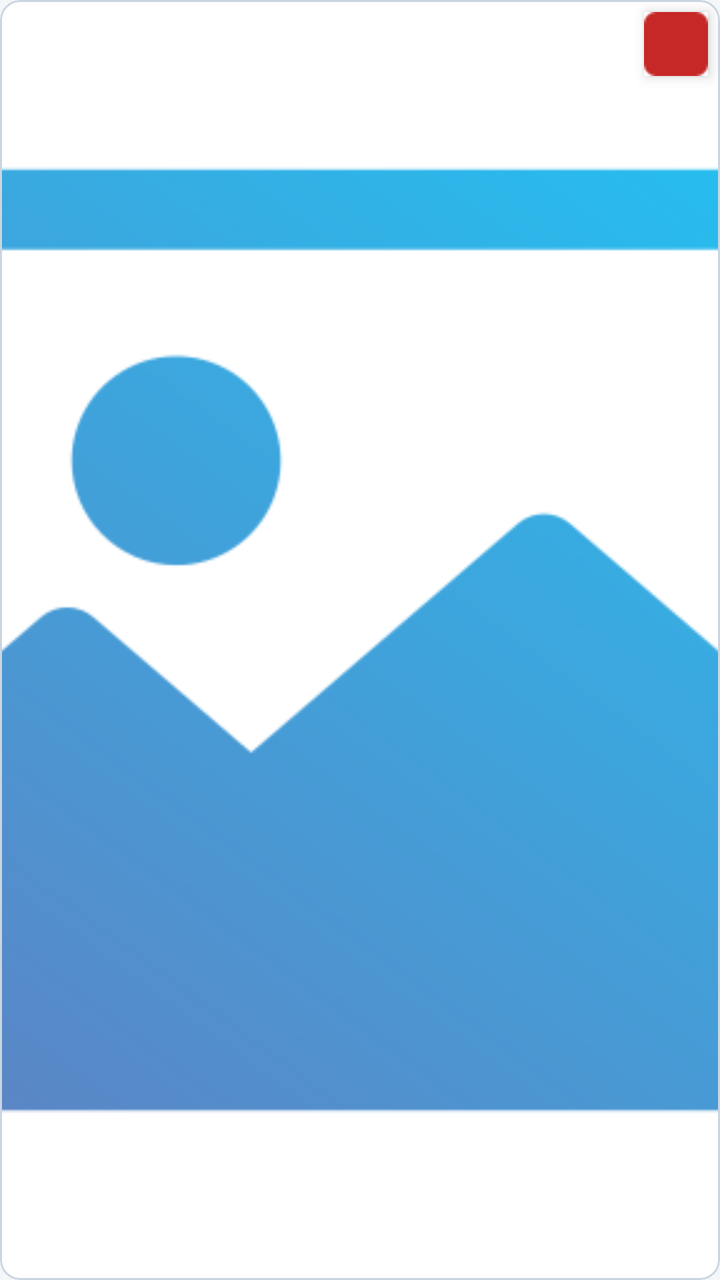
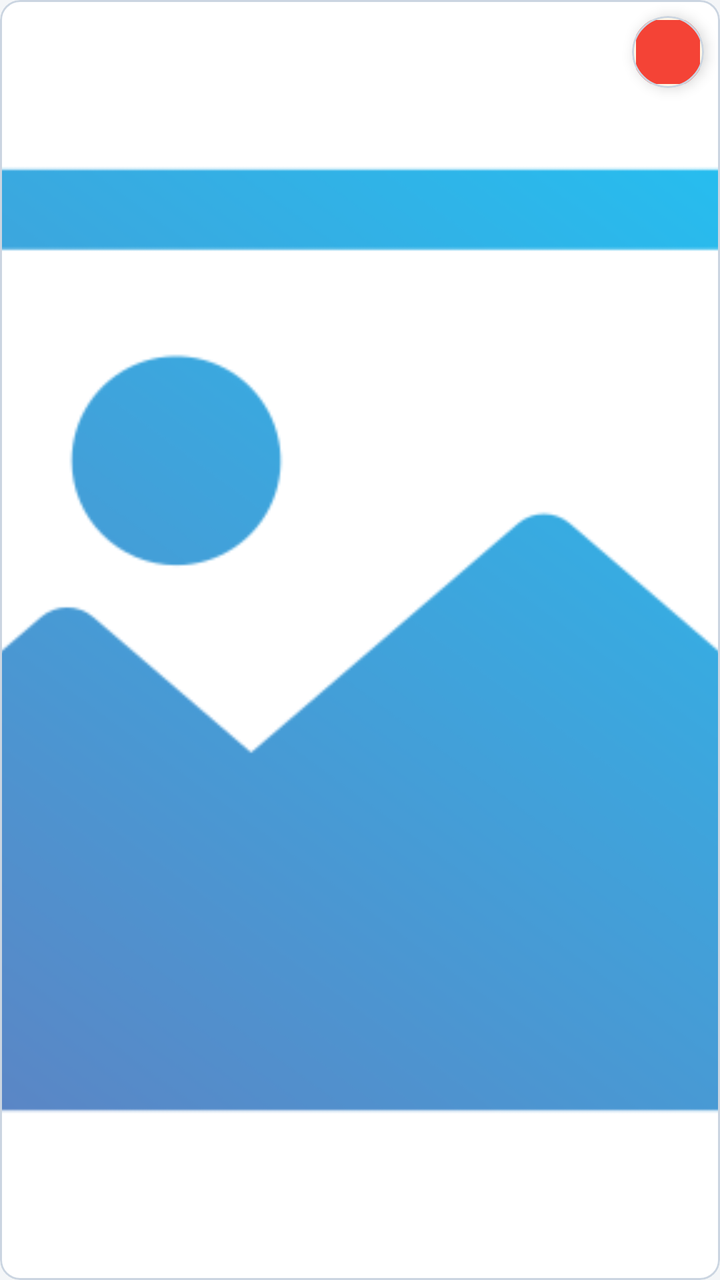

Screens rendered from an Android XML layout before and after an edit, with the pre-edit source and the edit as a unified diff.
<!-- AndroidManifest.xml: application theme Base.Theme.MercadeoComitan -->
<!-- res/layout/item_imagenes_seleccionadas.xml -->
<?xml version="1.0" encoding="utf-8"?>
<com.google.android.material.card.MaterialCardView xmlns:android="http://schemas.android.com/apk/res/android"
    xmlns:app="http://schemas.android.com/apk/res-auto"
    android:layout_width="match_parent"
    android:layout_height="88dp"
    android:layout_margin="3dp"
    app:cardCornerRadius="10dp"
    app:cardElevation="0dp"
    app:strokeColor="@color/md_theme_outlineVariant"
    app:strokeWidth="1dp">

    <FrameLayout
        android:layout_width="match_parent"
        android:layout_height="match_parent">

        <ImageView
            android:id="@+id/item_imagen"
            android:layout_width="match_parent"
            android:layout_height="match_parent"
            android:contentDescription="Foto seleccionada"
            android:scaleType="centerCrop"
            android:src="@drawable/item_imagen" />

        <ImageButton
            android:id="@+id/cerrar_item"
            android:layout_width="32dp"
            android:layout_height="32dp"
            android:layout_gravity="top|end"
            android:layout_margin="6dp"
            android:background="@android:color/white"
            android:contentDescription="Eliminar foto"
            android:padding="6dp"
            android:src="@drawable/cerrar"
            android:elevation="4dp"
            app:tint="@color/error_color" />
    </FrameLayout>
</com.google.android.material.card.MaterialCardView>
<!-- resources referenced by this layout -->
<resources>
  <color name="error_color">#C62828</color>
  <color name="md_theme_outlineVariant">#CBD5E1</color>
  <!-- drawable cerrar: png bitmap (drawable, 637 bytes) -->
  <!-- drawable item_imagen: png bitmap (drawable, 33758 bytes) -->
  <style name="Base.Theme.MercadeoComitan" parent="Theme.Material3.Light.NoActionBar">
          <item name="colorPrimary">@color/mi_color</item>
          <item name="colorOnPrimary">@color/brand_navy</item>
          <item name="colorPrimaryContainer">@color/brand_yellow_container</item>
          <item name="colorOnPrimaryContainer">@color/brand_navy</item>
          <item name="colorSecondary">@color/brand_teal</item>
          <item name="colorOnSecondary">@color/white</item>
          <item name="colorSecondaryContainer">@color/md_theme_primaryContainer</item>
          <item name="colorOnSecondaryContainer">@color/md_theme_onPrimaryContainer</item>
          <item name="colorTertiary">@color/brand_blue</item>
          <item name="colorOnTertiary">@color/white</item>
          <item name="colorSurface">@color/md_theme_surface</item>
          <item name="colorOnSurface">@color/md_theme_onSurface</item>
          <item name="colorSurfaceVariant">@color/md_theme_surfaceVariant</item>
          <item name="colorOnSurfaceVariant">@color/md_theme_onSurfaceVariant</item>
          <item name="colorOutline">@color/md_theme_outline</item>
          <item name="colorOutlineVariant">@color/md_theme_outlineVariant</item>
          <item name="android:colorBackground">@color/md_theme_background</item>
          <item name="android:navigationBarColor">@color/md_theme_surface</item>
          <item name="android:statusBarColor">@color/mi_color</item>
          <item name="android:windowLightStatusBar">true</item>
          <item name="android:fontFamily">sans-serif</item>
      </style>
  <color name="mi_color">#F5B400</color>
  <color name="brand_navy">#17324D</color>
  <color name="brand_yellow_container">#FFF1C2</color>
  <color name="brand_teal">#087E8B</color>
  <color name="white">#FFFFFF</color>
  <color name="md_theme_primaryContainer">#C8EEF0</color>
  <color name="md_theme_onPrimaryContainer">#00363A</color>
  <color name="brand_blue">#2563EB</color>
  <color name="md_theme_surface">#FFFFFF</color>
  <color name="md_theme_onSurface">@color/negro_oscuro</color>
  <color name="md_theme_surfaceVariant">#E8EDF2</color>
  <color name="md_theme_onSurfaceVariant">@color/gris_oscuro</color>
  <color name="md_theme_outline">#718096</color>
  <color name="md_theme_background">@color/fondo_app</color>
  <color name="negro_oscuro">#17212B</color>
  <color name="gris_oscuro">#465463</color>
  <color name="fondo_app">#F4F6F8</color>
</resources>

<!-- the commit's change to res/layout/item_imagenes_seleccionadas.xml (unified diff, before → after) -->
@@ -21,17 +21,24 @@
             android:scaleType="centerCrop"
             android:src="@drawable/item_imagen" />
 
-        <ImageButton
-            android:id="@+id/cerrar_item"
-            android:layout_width="32dp"
-            android:layout_height="32dp"
+        <com.google.android.material.card.MaterialCardView
+            android:layout_width="36dp"
+            android:layout_height="36dp"
             android:layout_gravity="top|end"
-            android:layout_margin="6dp"
-            android:background="@android:color/white"
-            android:contentDescription="Eliminar foto"
-            android:padding="6dp"
-            android:src="@drawable/cerrar"
-            android:elevation="4dp"
-            app:tint="@color/error_color" />
+            android:layout_margin="8dp"
+            app:cardCornerRadius="18dp"
+            app:cardElevation="4dp"
+            app:cardBackgroundColor="@android:color/white">
+
+            <ImageButton
+                android:id="@+id/cerrar_item"
+                android:layout_width="match_parent"
+                android:layout_height="match_parent"
+                android:background="?attr/selectableItemBackgroundBorderless"
+                android:padding="8dp"
+                android:src="@drawable/cerrar"
+                android:contentDescription="Eliminar foto"
+                app:tint="#F44336" />
+        </com.google.android.material.card.MaterialCardView>
     </FrameLayout>
 </com.google.android.material.card.MaterialCardView>
<!-- resource entries referenced after the edit -->
@@ -1,6 +1,5 @@
 <!-- resources referenced by this layout -->
 <resources>
-  <color name="error_color">#C62828</color>
   <color name="md_theme_outlineVariant">#CBD5E1</color>
   <!-- drawable cerrar: png bitmap (drawable, 637 bytes) -->
   <!-- drawable item_imagen: png bitmap (drawable, 33758 bytes) -->
